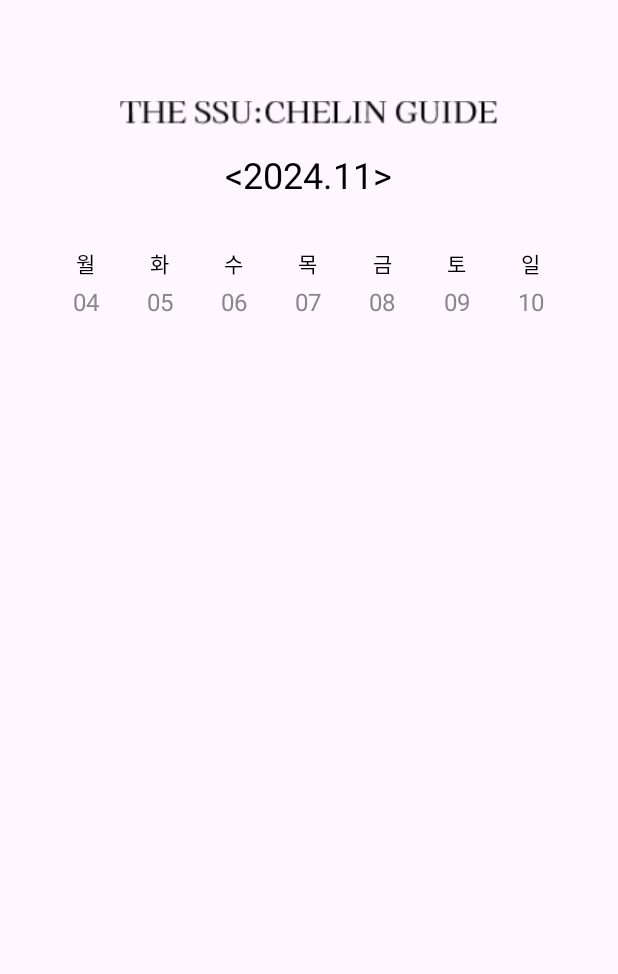
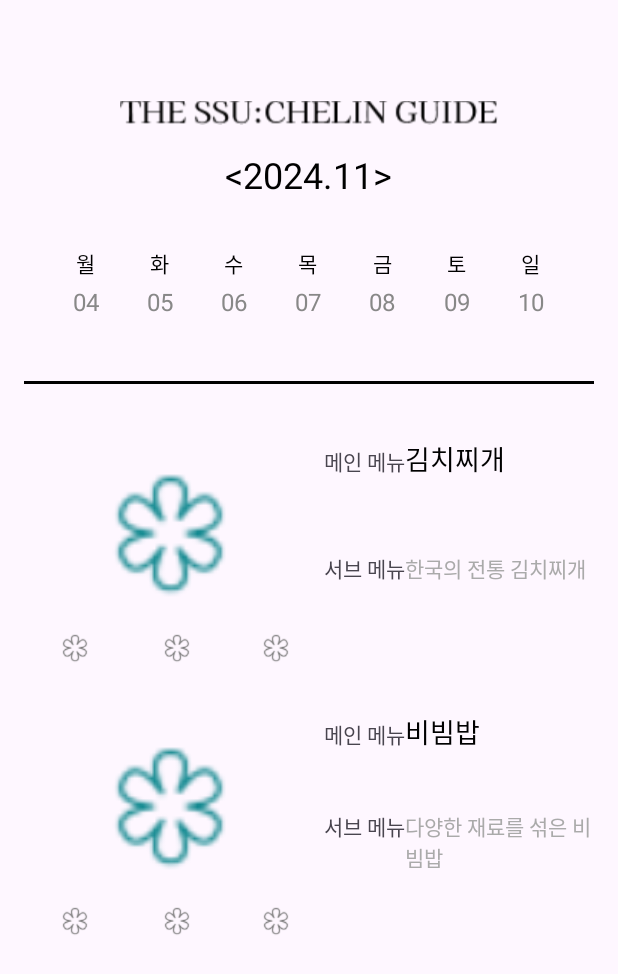
Before and after one commit to SSU-CHELIN/ssu-chelin, an Android app: the MainViewActivity screen opened directly, with no data from a screen before it, on a phone screen of 412 x 824 dp. Shown: the top 974 px of the screen. Run offline under Robolectric (Android 15) with nearby library versions, the phone set to English and light mode, and no system bars.

Commit message:
메인 뷰 구현

```diff
--- a/app/src/main/java/com/example/ssuchelin/MainViewActivity.java
+++ b/app/src/main/java/com/example/ssuchelin/MainViewActivity.java
@@ -2,31 +2,31 @@ package com.example.ssuchelin;
 
 import android.annotation.SuppressLint;
 import android.os.Bundle;
-import android.widget.Button;
 import android.widget.TextView;
 
 import androidx.activity.EdgeToEdge;
 import androidx.appcompat.app.AppCompatActivity;
-import androidx.core.graphics.Insets;
-import androidx.core.view.ViewCompat;
-import androidx.core.view.WindowInsetsCompat;
 import androidx.recyclerview.widget.LinearLayoutManager;
 import androidx.recyclerview.widget.RecyclerView;
 
 
-import java.text.SimpleDateFormat;
+import com.example.ssuchelin.food.FoodAdapter;
+import com.example.ssuchelin.food.FoodItem;
+import com.example.ssuchelin.week.WeekAdapter;
+
 import java.util.ArrayList;
 import java.util.Calendar;
 import java.util.Date;
 import java.util.List;
-import java.util.Locale;
 
 public class MainViewActivity extends AppCompatActivity {
 
-    private RecyclerView weekRecyclerView;
+    private RecyclerView weekRecyclerView,foodRecyclerView;
     private WeekAdapter weekAdapter;
+    private FoodAdapter foodAdapter;
     private List<Date> weekDates = new ArrayList<>();
     private TextView monthYearTextView;
+
 
 
     @SuppressLint("DefaultLocale")
@@ -59,5 +59,17 @@ public class MainViewActivity extends AppCompatActivity {
         weekAdapter = new WeekAdapter(weekDates, this);
         weekRecyclerView.setAdapter(weekAdapter);
 
+
+        foodRecyclerView = findViewById(R.id.food_view);
+        foodRecyclerView.setLayoutManager(new LinearLayoutManager(this));
+
+        // 미리 저장된 음식 데이터 생성
+        List<FoodItem> foodItems = new ArrayList<>();
+        foodItems.add(new FoodItem("김치찌개", "한국의 전통 김치찌개", R.drawable.star, 3.0f));
+        foodItems.add(new FoodItem("비빔밥", "다양한 재료를 섞은 비빔밥", R.drawable.star, 2.3f));
+        // 더 많은 음식 아이템 추가...
+
+        foodAdapter = new FoodAdapter(foodItems);
+        foodRecyclerView.setAdapter(foodAdapter);
     }
 }
--- /dev/null
+++ b/app/src/main/java/com/example/ssuchelin/food/FoodAdapter.java
@@ -0,0 +1,81 @@
+package com.example.ssuchelin.food;
+
+import android.view.LayoutInflater;
+import android.view.View;
+import android.view.ViewGroup;
+import android.widget.ImageView;
+import android.widget.TextView;
+
+import androidx.annotation.NonNull;
+import androidx.recyclerview.widget.RecyclerView;
+
+import java.util.List;
+import com.example.ssuchelin.R;
+
+public class FoodAdapter extends RecyclerView.Adapter<FoodAdapter.ViewHolder> {
+    private List<FoodItem> foodItems;
+
+    public FoodAdapter(List<FoodItem> foodItems) {
+        this.foodItems = foodItems;
+    }
+
+    @NonNull
+    @Override
+    public ViewHolder onCreateViewHolder(@NonNull ViewGroup parent, int viewType) {
+        View view = LayoutInflater.from(parent.getContext())
+                .inflate(R.layout.item_food, parent, false);
+        return new ViewHolder(view);
+    }
+
+    @Override
+    public void onBindViewHolder(@NonNull ViewHolder holder, int position) {
+        FoodItem foodItem = foodItems.get(position);
+        holder.foodNameTextView.setText(foodItem.getMainMenu());
+        holder.foodSubTextView.setText(foodItem.getSubMenu());
+        holder.foodImageView.setImageResource(foodItem.getImageResId()); // 이미지 설정
+    }
+
+    @Override
+    public int getItemCount() {
+        return foodItems.size();
+    }
+
+    public static class ViewHolder extends RecyclerView.ViewHolder {
+        public ImageView foodImageView;
+        public TextView foodNameTextView;
+        public TextView foodSubTextView;
+        public ImageView star1,star2,star3;
+
+        public ViewHolder(@NonNull View itemView) {
+            super(itemView);
+            foodImageView = itemView.findViewById(R.id.food_image_view);
+            foodNameTextView = itemView.findViewById(R.id.food_main_text_view);
+            foodSubTextView = itemView.findViewById(R.id.food_sub_text_view);
+
+            star1 = itemView.findViewById(R.id.star_1);
+            star2 = itemView.findViewById(R.id.star_2);
+            star3 = itemView.findViewById(R.id.star_3);
+        }
+    }
+
+    private void setStarRating(ViewHolder holder, float rating) {
+        ImageView[] stars = { holder.star1, holder.star2, holder.star3 };
+        int fullStars = (int) rating; // 채워진 별 개수
+        boolean halfStar = rating - fullStars >= 0.5; // 반 별 여부
+
+        // 채워진 별
+        for (int i = 0; i < fullStars; i++) {
+            stars[i].setImageResource(R.drawable.star);
+        }
+
+        // 반 별이 있으면 다음 별을 반별로 설정
+        if (halfStar && fullStars < stars.length) {
+            stars[fullStars].setImageResource(R.drawable.star_empty); // 반 별 이미지 추가 가능
+        }
+
+        // 나머지는 빈 별로 설정
+        for (int i = fullStars + (halfStar ? 1 : 0); i < stars.length; i++) {
+            stars[i].setImageResource(R.drawable.star_empty);
+        }
+    }
+}
--- /dev/null
+++ b/app/src/main/java/com/example/ssuchelin/food/FoodItem.java
@@ -0,0 +1,31 @@
+package com.example.ssuchelin.food;
+
+public class FoodItem {
+    private String mainMenu;
+    private String subMenu;
+    private int imageResId;
+    private float rating; // 별점
+
+    public FoodItem(String mainMenu, String subMenu, int imageResId, float rating) {
+        this.mainMenu = mainMenu;
+        this.subMenu = subMenu;
+        this.imageResId = imageResId;
+        this.rating = rating;
+    }
+
+    public String getMainMenu() {
+        return mainMenu;
+    }
+
+    public String getSubMenu() {
+        return subMenu;
+    }
+
+    public int getImageResId() {
+        return imageResId;
+    }
+
+    public float getRating() {
+        return rating;
+    }
+}
--- a/app/src/main/java/com/example/ssuchelin/WeekAdapter.java
+++ b/app/src/main/java/com/example/ssuchelin/week/WeekAdapter.java
@@ -1,4 +1,4 @@
-package com.example.ssuchelin;
+package com.example.ssuchelin.week;
 
 import android.annotation.SuppressLint;
 import android.content.Context;
@@ -11,7 +11,8 @@ import android.widget.TextView;
 import androidx.annotation.NonNull;
 import androidx.recyclerview.widget.RecyclerView;
 
-import java.text.BreakIterator;
+import com.example.ssuchelin.R;
+
 import java.text.SimpleDateFormat;
 import java.util.Calendar;
 import java.util.Date;
--- a/app/src/main/res/layout/activity_main_view_activity.xml
+++ b/app/src/main/res/layout/activity_main_view_activity.xml
@@ -42,6 +42,20 @@
         </HorizontalScrollView>
 
     </LinearLayout>
+    <ImageView
+        android:layout_width="380dp"
+        android:layout_height="10dp"
+        android:src="@drawable/line"
+        android:layout_gravity="center"/>
+    <LinearLayout
+        android:layout_width="match_parent"
+        android:layout_height="match_parent">
+        <androidx.recyclerview.widget.RecyclerView
+            android:layout_width="match_parent"
+            android:layout_height="match_parent"
+            android:id="@+id/food_view"
+            android:layout_marginTop="16dp"/>
+    </LinearLayout>
 
 
 
--- /dev/null
+++ b/app/src/main/res/layout/item_food.xml
@@ -0,0 +1,101 @@
+<LinearLayout
+    xmlns:android="http://schemas.android.com/apk/res/android"
+    android:layout_width="match_parent"
+    android:layout_height="wrap_content"
+    android:orientation="horizontal"
+    android:padding="16dp">
+
+    <LinearLayout
+        android:layout_width="200dp"
+        android:layout_height="150dp"
+        android:orientation="vertical">
+        <!-- 왼쪽에 이미지 표시 -->
+        <ImageView
+            android:id="@+id/food_image_view"
+            android:layout_width="match_parent"
+            android:layout_height="130dp"
+            android:scaleType="centerCrop"
+            android:src="@drawable/star"
+            android:layout_marginEnd="5dp"/>
+        <!-- 별점 표시 (DB 값으로 설정) -->
+        <LinearLayout
+            android:id="@+id/food_rating_container"
+            android:layout_width="wrap_content"
+            android:layout_height="wrap_content"
+            android:orientation="horizontal"
+            android:gravity="center_vertical">
+
+            <!-- 별 이미지 5개 -->
+            <ImageView
+                android:id="@+id/star_1"
+                android:layout_width="wrap_content"
+                android:layout_height="30dp"
+                android:src="@drawable/star_empty" />
+
+            <ImageView
+                android:id="@+id/star_2"
+                android:layout_width="wrap_content"
+                android:layout_height="30dp"
+                android:src="@drawable/star_empty" />
+            <ImageView
+                android:id="@+id/star_3"
+                android:layout_width="wrap_content"
+                android:layout_height="30dp"
+                android:src="@drawable/star_empty" />
+
+        </LinearLayout>
+    </LinearLayout>
+
+
+
+
+    <!-- 오른쪽에 텍스트와 별점 표시 -->
+    <LinearLayout
+        android:layout_width="0dp"
+        android:layout_height="150dp"
+        android:orientation="vertical"
+        android:layout_weight="1">
+
+        <LinearLayout
+            android:layout_width="match_parent"
+            android:layout_height="wrap_content"
+            android:layout_weight="1">
+            <TextView
+                android:layout_width="wrap_content"
+                android:layout_height="wrap_content"
+                android:text="메인 메뉴"></TextView>
+            <TextView
+                android:id="@+id/food_main_text_view"
+                android:layout_width="wrap_content"
+                android:layout_height="wrap_content"
+                android:textSize="18sp"
+                android:textColor="@android:color/black"
+                android:layout_marginBottom="4dp"/>
+        </LinearLayout>
+
+        <LinearLayout
+            android:layout_width="match_parent"
+            android:layout_height="wrap_content"
+            android:layout_weight="1">
+
+            <TextView
+                android:layout_width="wrap_content"
+                android:layout_height="wrap_content"
+                android:text="서브 메뉴"></TextView>
+            <!-- 서브 메뉴 설명 -->
+            <TextView
+                android:id="@+id/food_sub_text_view"
+                android:layout_width="wrap_content"
+                android:layout_height="wrap_content"
+                android:textSize="14sp"
+                android:textColor="@android:color/darker_gray"
+                android:layout_marginBottom="8dp"/>
+
+
+        </LinearLayout>
+
+
+
+
+    </LinearLayout>
+</LinearLayout>
```
Also changed, not shown: app/src/main/res/drawable/line.png (added), app/src/main/res/drawable/star.png (added), app/src/main/res/drawable/star_empty.png (added).
